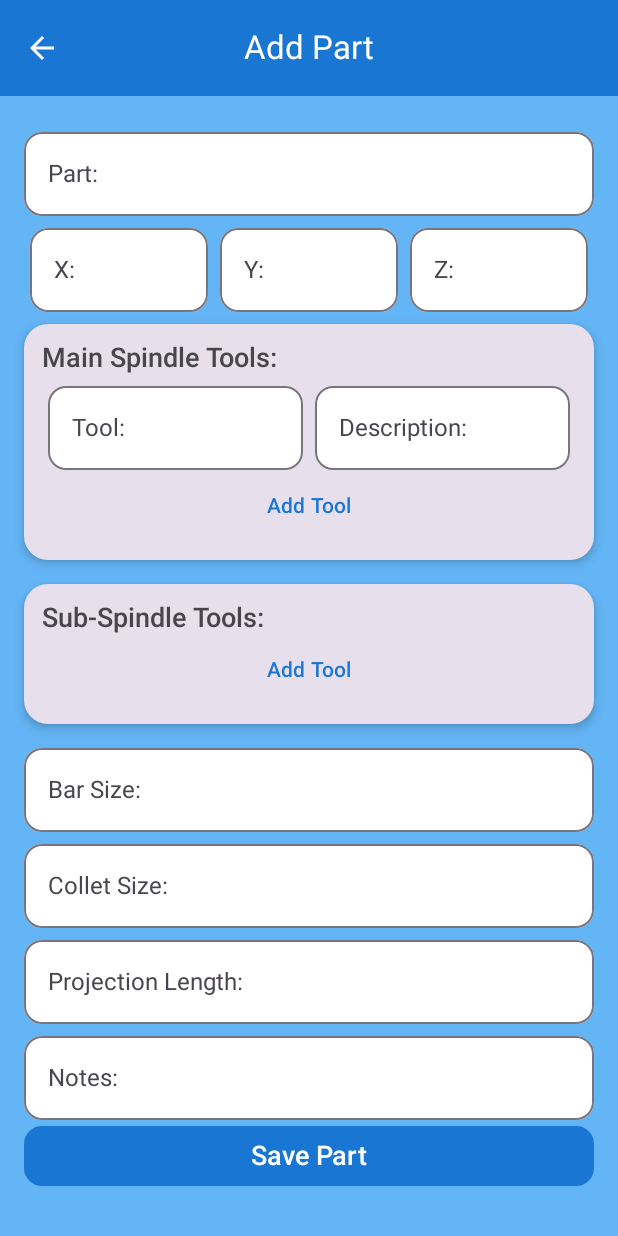
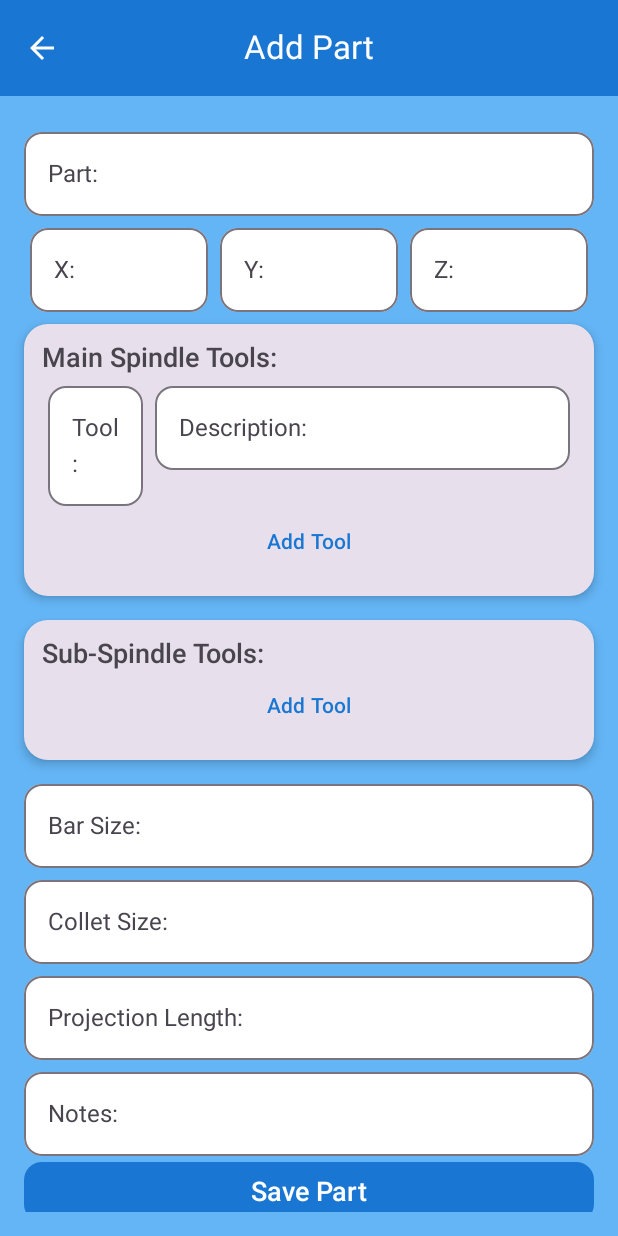
Before and after one commit to CopelandCodes/SetupSheets, an Android app built with Jetpack Compose: the screen it shows after launch (MainActivity), after a tap on "Add Part", on a phone screen of 412 x 824 dp. Run offline under Robolectric (Android 15) with nearby library versions, the phone set to English and light mode, and no system bars; our stand-ins replace Room's generated code.

Commit message:
Changed tool and description field sizes

```diff
--- a/app/src/main/java/com/example/setupsheets/ui/NoteEditorScreen.kt
+++ b/app/src/main/java/com/example/setupsheets/ui/NoteEditorScreen.kt
@@ -200,14 +200,14 @@ fun NoteEditorScreen(
                         Text("Main Spindle Tools:", style = MaterialTheme.typography.titleMedium)
                         mainTools.forEachIndexed { index, pair ->
                             Row(Modifier.fillMaxWidth()) {
-                                listOf("Tool:" to pair.first, "Description:" to pair.second).forEachIndexed { i, (label, value) ->
                                 OutlinedTextField(
-                                        value = value,
+                                    value = pair.first,
                                     onValueChange = {
-                                            mainTools[index] = if (i == 0) pair.copy(first = it) else pair.copy(second = it)
+                                        mainTools[index] = pair.copy(first = it)
                                     },
-                                        label = { Text(label) },
-                                        modifier = Modifier.weight(1f).padding(horizontal = 4.dp),
+                                    label = { Text("Tool:") },
+                                    modifier = Modifier.weight(0.2f).padding(horizontal = 4.dp),
+                                    singleLine = true,
                                     shape = RoundedCornerShape(12.dp),
                                     colors = OutlinedTextFieldDefaults.colors(
                                         focusedContainerColor = MaterialTheme.colorScheme.surface,
@@ -216,7 +216,21 @@ fun NoteEditorScreen(
                                         unfocusedBorderColor = MaterialTheme.colorScheme.outline
                                     )
                                 )
-                                }
+                                OutlinedTextField(
+                                    value = pair.second,
+                                    onValueChange = {
+                                        mainTools[index] = pair.copy(second = it)
+                                    },
+                                    label = { Text("Description:") },
+                                    modifier = Modifier.weight(0.8f).padding(horizontal = 4.dp),
+                                    shape = RoundedCornerShape(12.dp),
+                                    colors = OutlinedTextFieldDefaults.colors(
+                                        focusedContainerColor = MaterialTheme.colorScheme.surface,
+                                        unfocusedContainerColor = MaterialTheme.colorScheme.surface,
+                                        focusedBorderColor = MaterialTheme.colorScheme.primary,
+                                        unfocusedBorderColor = MaterialTheme.colorScheme.outline
+                                    )
+                                )
                             }
                         }
                         Box(
@@ -244,14 +258,14 @@ fun NoteEditorScreen(
                         Text("Sub-Spindle Tools:", style = MaterialTheme.typography.titleMedium)
                         subTools.forEachIndexed { index, pair ->
                             Row(Modifier.fillMaxWidth()) {
-                                listOf("Tool:" to pair.first, "Description:" to pair.second).forEachIndexed { i, (label, value) ->
                                 OutlinedTextField(
-                                        value = value,
+                                    value = pair.first,
                                     onValueChange = {
-                                            subTools[index] = if (i == 0) pair.copy(first = it) else pair.copy(second = it)
+                                        subTools[index] = pair.copy(first = it)
                                     },
-                                        label = { Text(label) },
-                                        modifier = Modifier.weight(1f).padding(horizontal = 4.dp),
+                                    label = { Text("Tool:") },
+                                    modifier = Modifier.weight(0.2f).padding(horizontal = 4.dp),
+                                    singleLine = true,
                                     shape = RoundedCornerShape(12.dp),
                                     colors = OutlinedTextFieldDefaults.colors(
                                         focusedContainerColor = MaterialTheme.colorScheme.surface,
@@ -260,7 +274,21 @@ fun NoteEditorScreen(
                                         unfocusedBorderColor = MaterialTheme.colorScheme.outline
                                     )
                                 )
-                                }
+                                OutlinedTextField(
+                                    value = pair.second,
+                                    onValueChange = {
+                                        subTools[index] = pair.copy(second = it)
+                                    },
+                                    label = { Text("Description:") },
+                                    modifier = Modifier.weight(0.8f).padding(horizontal = 4.dp),
+                                    shape = RoundedCornerShape(12.dp),
+                                    colors = OutlinedTextFieldDefaults.colors(
+                                        focusedContainerColor = MaterialTheme.colorScheme.surface,
+                                        unfocusedContainerColor = MaterialTheme.colorScheme.surface,
+                                        focusedBorderColor = MaterialTheme.colorScheme.primary,
+                                        unfocusedBorderColor = MaterialTheme.colorScheme.outline
+                                    )
+                                )
                             }
                         }
                         Box(
```
Lines whose indentation alone changed are shown as unchanged.
